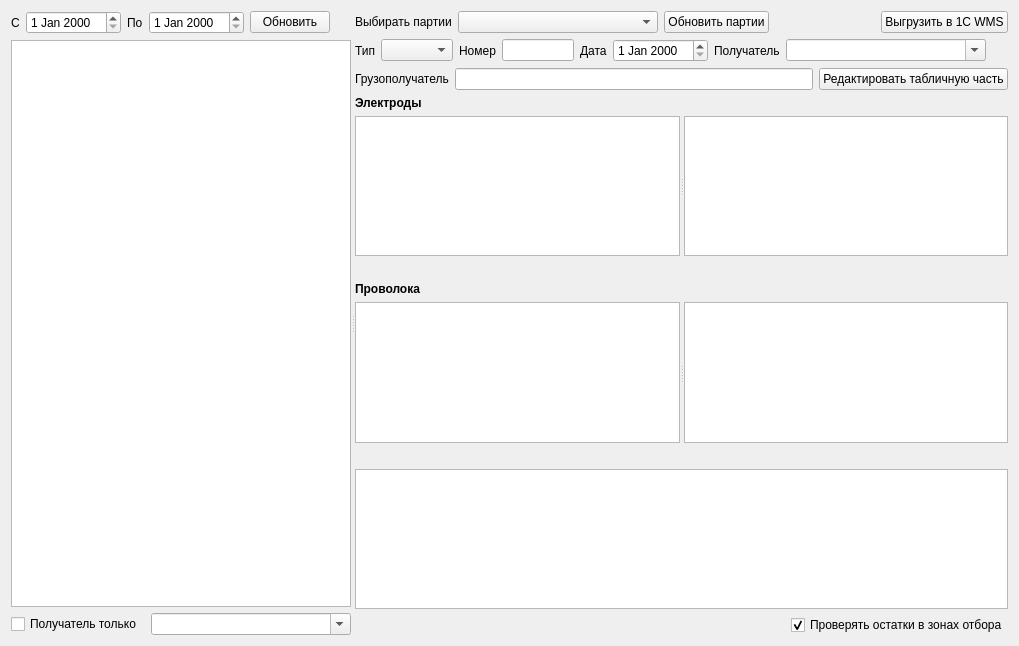
Old version of the form formship.ui in the repository Sergeyego/warehouse.
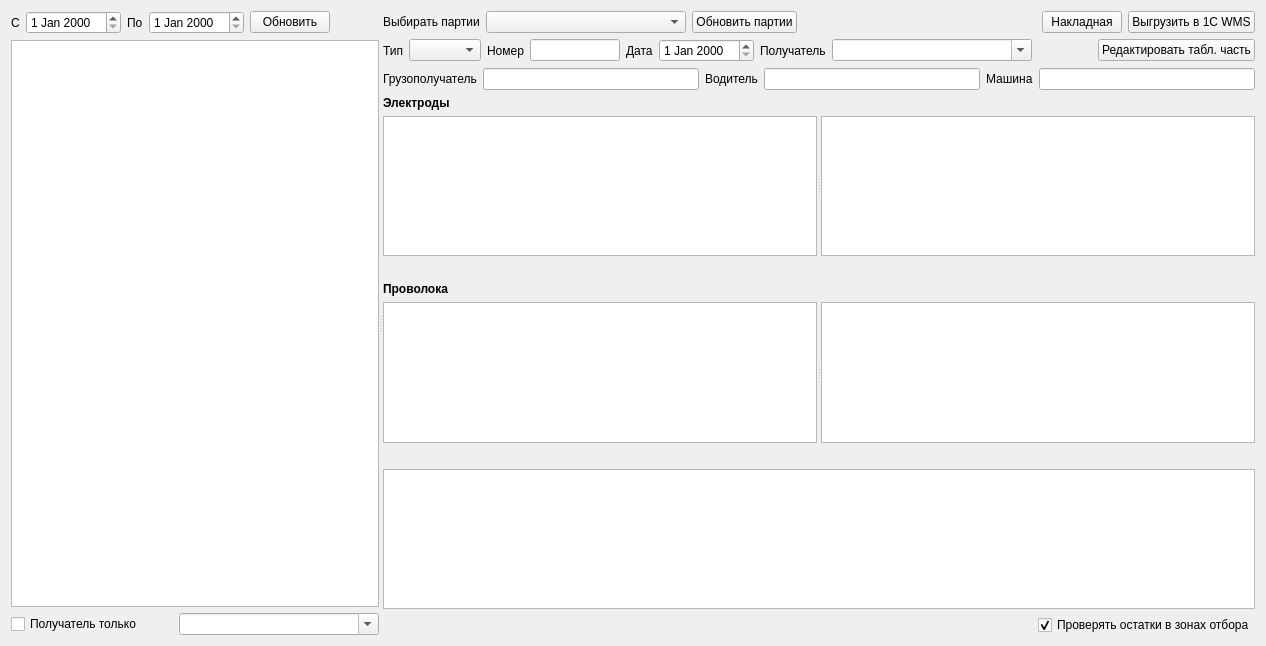
New version of the form. Custom widgets are drawn as their Qt base class.

What changed in the file:
```diff
--- a/formship.ui
+++ b/formship.ui
@@ -6,7 +6,7 @@
    <rect>
     <x>0</x>
     <y>0</y>
-    <width>1019</width>
+    <width>1266</width>
     <height>646</height>
    </rect>
   </property>
@@ -148,6 +148,13 @@
            </property>
           </spacer>
          </item>
+         <item>
+          <widget class="QPushButton" name="pushButtonNakl">
+           <property name="text">
+            <string>Накладная</string>
+           </property>
+          </widget>
+         </item>
          <item>
           <widget class="QPushButton" name="pushButton1C">
            <property name="text">
@@ -229,6 +236,13 @@
            </property>
           </spacer>
          </item>
+         <item>
+          <widget class="QPushButton" name="pushButtonEdt">
+           <property name="text">
+            <string>Редактировать табл. часть</string>
+           </property>
+          </widget>
+         </item>
         </layout>
        </item>
        <item>
@@ -248,12 +262,25 @@
           </widget>
          </item>
          <item>
-          <widget class="QPushButton" name="pushButtonEdt">
+          <widget class="QLabel" name="label_9">
            <property name="text">
-            <string>Редактировать табличную часть</string>
+            <string>Водитель</string>
            </property>
           </widget>
          </item>
+         <item>
+          <widget class="QLineEdit" name="lineEditDrv"/>
+         </item>
+         <item>
+          <widget class="QLabel" name="label_10">
+           <property name="text">
+            <string>Машина</string>
+           </property>
+          </widget>
+         </item>
+         <item>
+          <widget class="QLineEdit" name="lineEditCar"/>
+         </item>
         </layout>
        </item>
        <item>
```
